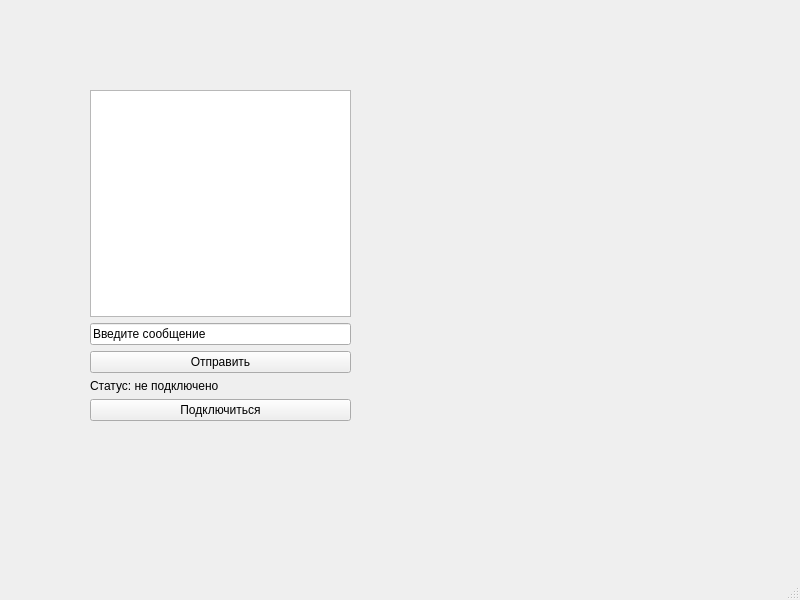
This is SeaBattleClient/MainWindow.ui in m0tja5k/MorskojBojTMP as Qt 5 draws it before an edit. The edited form follows.
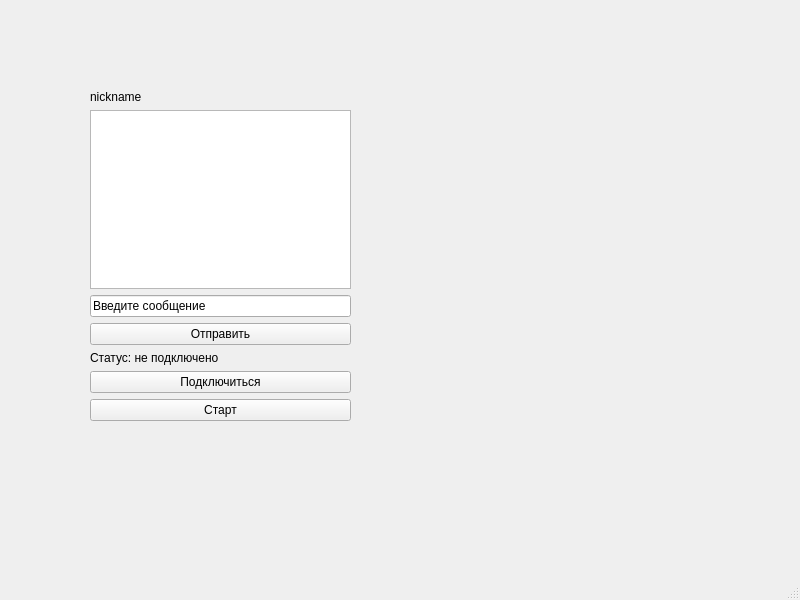
This is the edited form.

```diff
--- a/SeaBattleClient/MainWindow.ui
+++ b/SeaBattleClient/MainWindow.ui
@@ -24,6 +24,13 @@
      </rect>
     </property>
     <layout class="QVBoxLayout" name="verticalLayout">
+     <item>
+      <widget class="QLabel" name="nicknameLabel">
+       <property name="text">
+        <string>nickname</string>
+       </property>
+      </widget>
+     </item>
      <item>
       <layout class="QHBoxLayout" name="horizontalLayout">
        <item>
@@ -59,6 +66,13 @@
        </property>
       </widget>
      </item>
+     <item>
+      <widget class="QPushButton" name="startButton">
+       <property name="text">
+        <string>Старт</string>
+       </property>
+      </widget>
+     </item>
     </layout>
    </widget>
   </widget>
```
